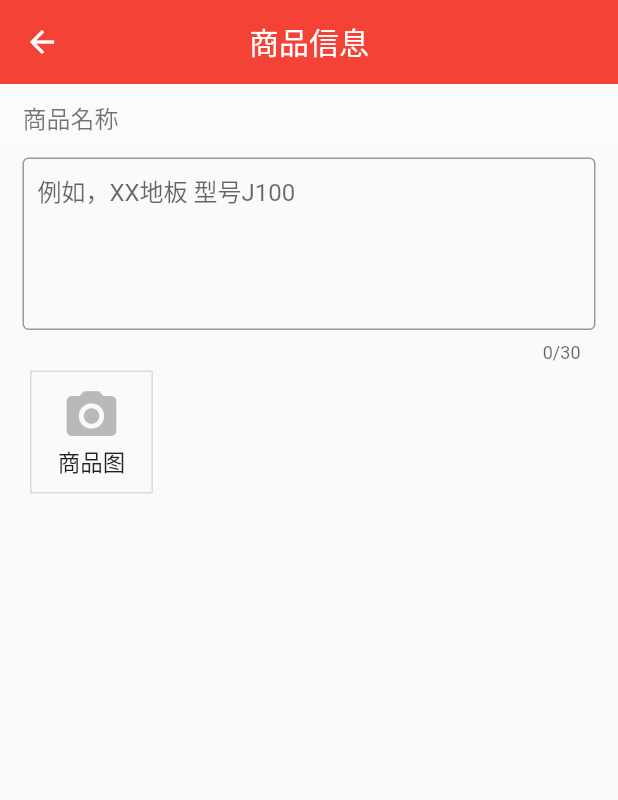
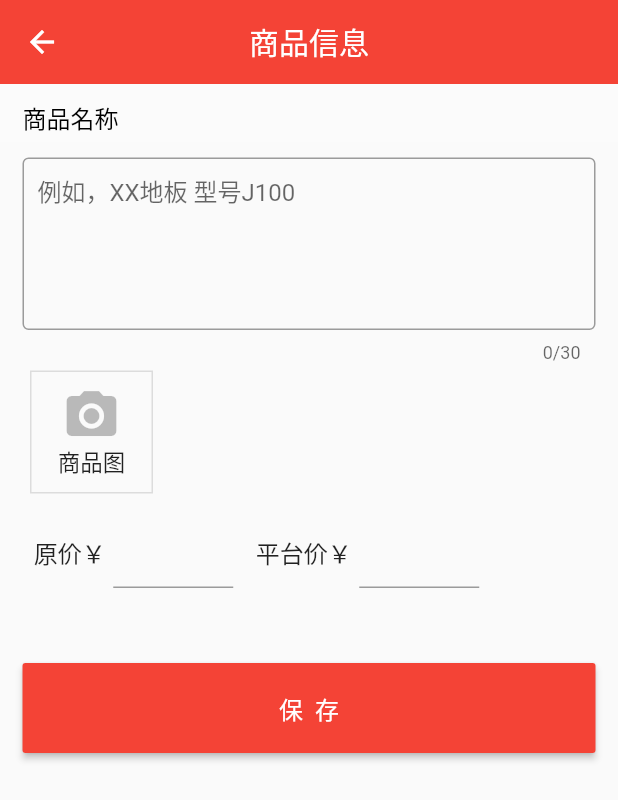
Before and after one commit to slunlun/ai_mei_jia_bussiness, a Flutter app: the CommodityInfoPage screen opened directly, on a phone screen of 412 x 824 dp. Shown: the top 800 px of the screen. Run offline on Flutter 3.47's test engine with Material 2 defaults, Android fonts, the phone set to English and light mode, and no system bars; our stand-ins replace flutter_datetime_picker, image_picker.

Commit message:
Add '原价' and '平台价' in commodity info page

```diff
--- /dev/null
+++ b/lib/common/precision_limit_formatter.dart
@@ -0,0 +1,50 @@
+import 'package:flutter/services.dart';
+
+///价格输入框和数量输入框的限制
+class PrecisionLimitFormatter extends TextInputFormatter {
+  int _scale;
+
+  PrecisionLimitFormatter(this._scale);
+
+  RegExp exp = new RegExp("[0-9.]");
+  static const String POINTER = ".";
+  static const String DOUBLE_ZERO = "00";
+
+  @override
+  TextEditingValue formatEditUpdate(
+      TextEditingValue oldValue, TextEditingValue newValue) {
+    ///输入完全删除
+    if (newValue.text.isEmpty) {
+      return TextEditingValue();
+    }
+
+    ///只允许输入小数
+    if (!exp.hasMatch(newValue.text)) {
+      return oldValue;
+    }
+
+    ///包含小数点的情况
+    if (newValue.text.contains(POINTER)) {
+      ///包含多个小数
+      if (newValue.text.indexOf(POINTER) !=
+          newValue.text.lastIndexOf(POINTER)) {
+        return oldValue;
+      }
+      String input = newValue.text;
+      int index = input.indexOf(POINTER);
+
+      ///小数点后位数
+      int lengthAfterPointer = input.substring(index, input.length).length - 1;
+
+      ///小数位大于精度
+      if (lengthAfterPointer > _scale) {
+        return oldValue;
+      }
+    } else if (newValue.text.startsWith(POINTER) ||
+        newValue.text.startsWith(DOUBLE_ZERO)) {
+      ///不包含小数点,不能以“00”开头
+      return oldValue;
+    }
+    return newValue;
+  }
+}
--- a/lib/tool/commodity_info_page.dart
+++ b/lib/tool/commodity_info_page.dart
@@ -4,6 +4,7 @@ import 'package:image_picker/image_picker.dart';
 import 'package:ai_mei_jia_bussiness/tool/tool_button.dart';
 import 'dart:io';
 import 'package:ai_mei_jia_bussiness/common/config.dart';
+import 'package:ai_mei_jia_bussiness/common/precision_limit_formatter.dart';
 
 class ImageView extends StatelessWidget {
   ImageView({Key key, this.image, this.callBack}) : super(key: key);
@@ -24,7 +25,11 @@ class ImageView extends StatelessWidget {
         ),
         GestureDetector(
           onTap: callBack,
-          child: Icon(Icons.remove_circle, color: Colors.red, size: 30.0,),
+          child: Icon(
+            Icons.remove_circle,
+            color: Colors.red,
+            size: 30.0,
+          ),
         ),
       ],
     );
@@ -60,7 +65,7 @@ class _CommodityInfoPageState extends State<CommodityInfoPage> {
               SectionHeader(
                 title: '商品名称',
                 backgroundColor: Colors.white10,
-                titleColor: Colors.black54,
+                titleColor: Colors.black,
               ),
               Container(
                 margin: EdgeInsets.only(
@@ -84,6 +89,33 @@ class _CommodityInfoPageState extends State<CommodityInfoPage> {
                 scrollDirection: Axis.horizontal,
                 child: Row(
                   children: _buildCommodityImageViewList(),
+                ),
+              ),
+              Padding(
+                padding: EdgeInsets.only(top: Config.GLOBAL_TOP_BOTTOM_MARGIN),
+              ),
+              _buildCommodityPriceRow(),
+              Padding(
+                padding: EdgeInsets.only(
+                  top: Config.GLOBAL_TOP_BOTTOM_MARGIN * 5,
+                  left: Config.GLOBAL_LEFT_RIGHT_MARGIN,
+                  right: Config.GLOBAL_LEFT_RIGHT_MARGIN,
+                  bottom: Config.GLOBAL_TOP_BOTTOM_MARGIN,
+                ),
+                child: MaterialButton(
+                  minWidth: double.infinity,
+                  height: 60,
+                  color: Colors.red,
+                  textColor: Colors.white,
+                  child: Text(
+                    '保  存',
+                    style: TextStyle(
+                      fontSize: 16.0,
+                    ),
+                  ),
+                  onPressed: () {
+
+                  },
                 ),
               ),
             ],
@@ -123,8 +155,9 @@ class _CommodityInfoPageState extends State<CommodityInfoPage> {
       commodityImageViewList.add(
         Container(
           margin: EdgeInsets.all(5.0),
-          child: ImageView(image: image,
-            callBack: (){
+          child: ImageView(
+            image: image,
+            callBack: () {
               removeImage(image);
             },
           ),
@@ -148,4 +181,57 @@ class _CommodityInfoPageState extends State<CommodityInfoPage> {
     );
     return commodityImageViewList;
   }
+
+  Row _buildCommodityPriceRow() {
+    return Row(
+      children: <Widget>[
+        Padding(
+          padding: EdgeInsets.only(
+            left: Config.GLOBAL_LEFT_RIGHT_MARGIN,
+            top: Config.GLOBAL_TOP_BOTTOM_MARGIN,
+            right: Config.GLOBAL_LEFT_RIGHT_MARGIN / 2,
+          ),
+        ),
+        Text(
+          "原价￥",
+          style: TextStyle(fontSize: 16.0),
+        ),
+        Padding(
+          padding: EdgeInsets.only(left: 5),
+        ),
+        Container(
+          width: 80,
+          child: TextField(
+            inputFormatters: [PrecisionLimitFormatter(2)],
+            keyboardType: TextInputType.numberWithOptions(decimal: true),
+            onChanged: (v) {},
+            onSubmitted: (v) {
+              print("原价 $v");
+            },
+          ),
+        ),
+        Padding(
+          padding: EdgeInsets.only(left: 5, right: 10),
+        ),
+        Text(
+          "平台价￥",
+          style: TextStyle(fontSize: 16.0),
+        ),
+        Padding(
+          padding: EdgeInsets.only(left: 5),
+        ),
+        Container(
+          width: 80,
+          child: TextField(
+            inputFormatters: [PrecisionLimitFormatter(2)],
+            keyboardType: TextInputType.numberWithOptions(decimal: true),
+            onChanged: (v) {},
+            onSubmitted: (v) {
+              print("平台价 $v");
+            },
+          ),
+        ),
+      ],
+    );
+  }
 }
```
Also changed, not shown: lib/tool/shop_info_page.dart (+21 -22 lines).
